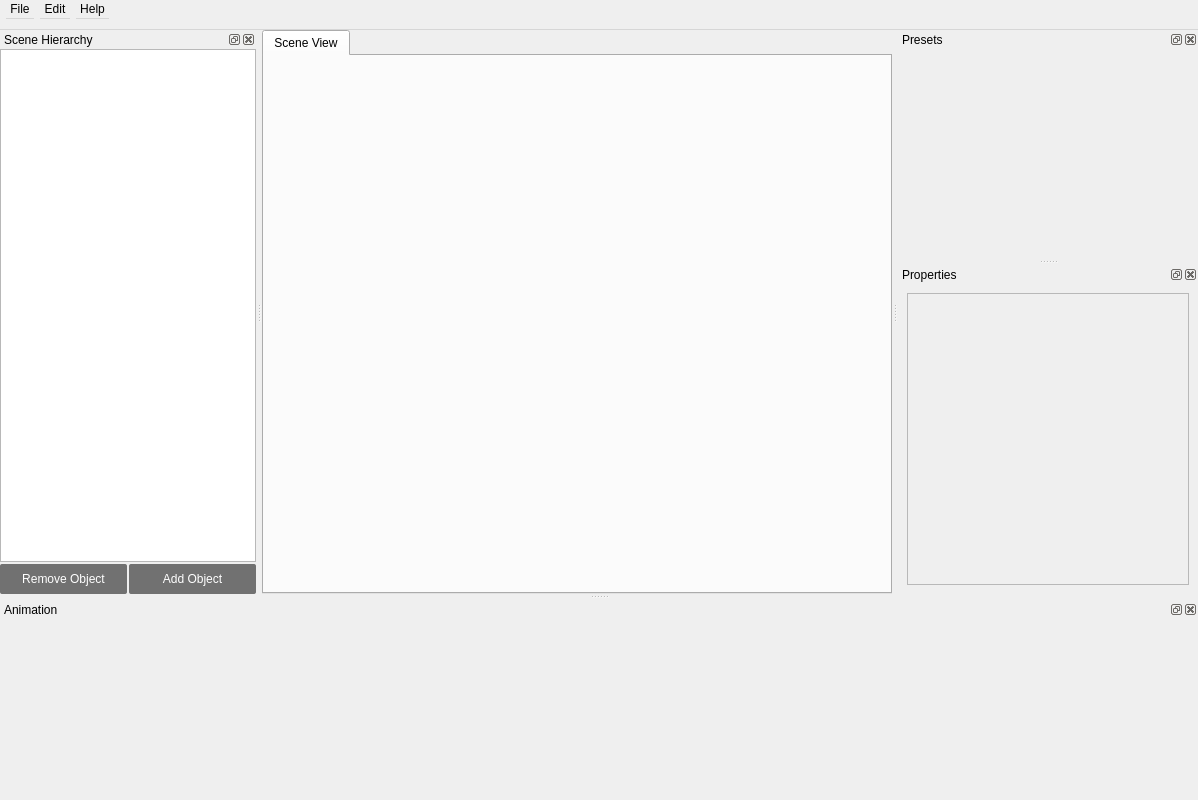
Before: the Qt Designer form src/newmainwindow.ui in jahshaka/Studio, drawn with Qt 5.
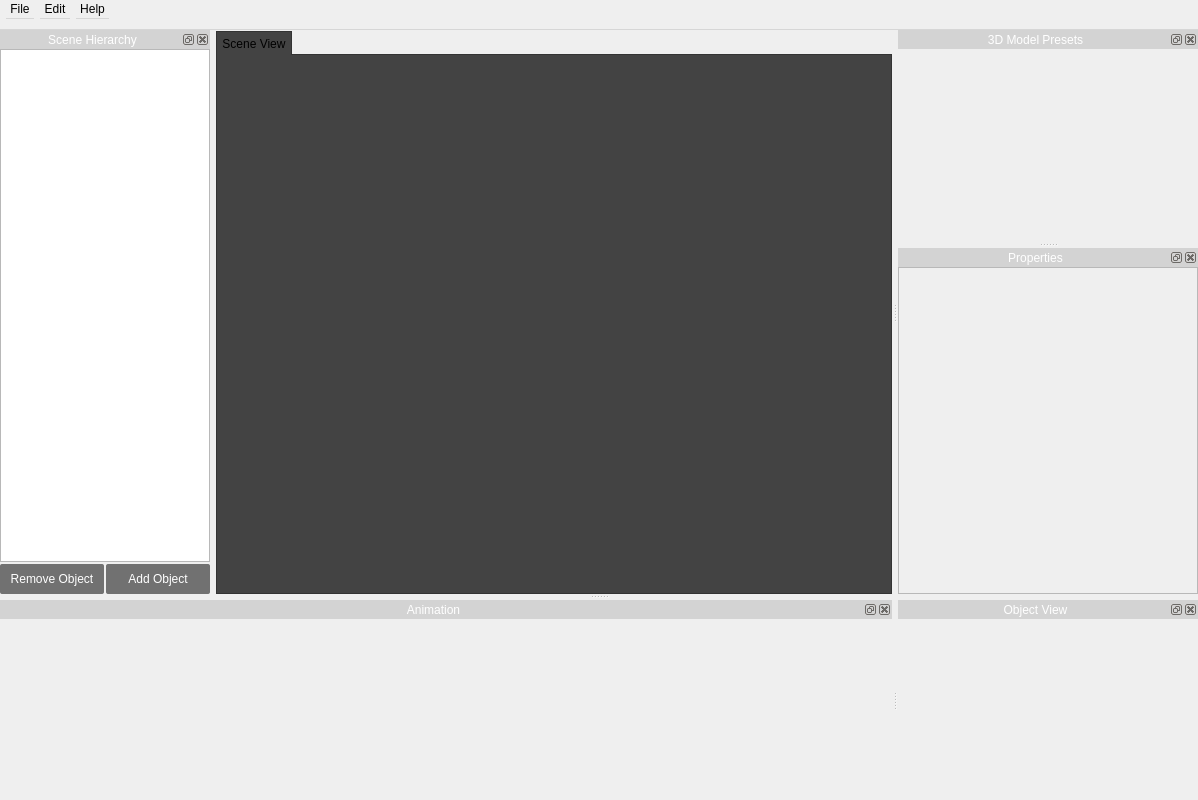
After: the same form once the commit is applied. Icons and pictures are not drawn. Custom widgets are drawn as their Qt base class.

What changed in the file:
```diff
--- a/src/newmainwindow.ui
+++ b/src/newmainwindow.ui
@@ -20,6 +20,110 @@
   <property name="windowOpacity">
    <double>1.000000000000000</double>
   </property>
+  <property name="styleSheet">
+   <string notr="true">/*
+*=======================================================================================
+* Defaut StyleSheet for All System WIdgets and Components
+* @Styled: Orane Campbell
+* JahshakaVR 1.0.0
+* Date: 10/27/2016
+*=======================================================================================
+*/
+
+QTabWidget::pane{
+    border: 1px solid #333333; top : -1px;
+	background:rgb(67, 67, 67);
+}
+
+QTabWidget::tab-bar {
+	background-color: rgb(54, 54, 54);
+   /* border-bottom: 1px soild #434343;*/
+}
+
+QTabBar::tab {
+	background-color:rgb(54, 54, 54);
+ 	border-bottom: 1px soild #333333;
+    min-width: 15ex;
+    min-height: 4ex;
+    padding: 6px;
+    min-width: 25ex;
+}
+
+QTabBar::tab:selected, QTabBar::tab:hover{
+    border: 1px solid #333333; bottom : -1px;
+	background-color:rgb(67, 67, 67);
+    border-bottom: 0px;
+    min-width: 8ex;
+    padding: 5px;
+    min-width: 20ex;
+}
+
+QTabBar::tab:selected {
+    border: 1px solid #333333; bottom : -1px;
+	background-color:rgb(67, 67, 67);
+    border-bottom: 0px;
+    min-width: 8ex;
+    padding: 5px;
+    min-width: 20ex;
+}
+
+QTabBar::tab:!selected {
+    margin-top: 2px; 
+}
+
+QDockWidget {
+	background-color: rgb(95, 95, 95);
+    border: 1px solid lightgray;
+    titlebar-close-icon: url(:/app/icons/delete.png);
+    titlebar-normal-icon: url(:/app/icons/expand-button.png);
+	color: rgb(255, 255, 255);
+}
+
+QDockWidget::title {
+	height: 100px;
+    text-align: center; /* align the text to the left */
+    background: lightgray;
+    padding-left: 5px 5px 5px 5pc;
+	color: rgb(255, 255, 255);
+	background-color: &quot;#313131&quot;;
+}
+
+QLabel {
+color: rgb(197, 197, 197);
+}
+
+QTextEdit {
+background-color: rgb(113, 113, 113);
+color: rgb(172, 172, 172);
+}
+
+QSlider::groove:horizontal {
+border: 1px solid #999999;
+height: 30px;
+}
+
+QSlider::handle:horizontal {
+width: 8px;
+ /*background-image: url(:/slider-knob.png);*/
+background: rgb(214, 214, 214);
+
+}
+
+QSlider::add-page:qlineargradient {
+background: #4c4c4c;
+border: 1px solid #4d4d4d;
+
+}
+
+QSlider::sub-page:qlineargradient{
+background: #4c4c4c;
+border: 1px solid #4d4d4d;
+}
+
+QSlider::handle:horizontal:hover {
+background-color: rgb(30, 144, 255);
+}</string>
+  </property>
   <property name="iconSize">
    <size>
     <width>30</width>
@@ -185,10 +289,16 @@
   <widget class="QDockWidget" name="sceneHierarchy">
    <property name="minimumSize">
     <size>
-     <width>200</width>
+     <width>210</width>
      <height>564</height>
     </size>
    </property>
+   <property name="maximumSize">
+    <size>
+     <width>210</width>
+     <height>524287</height>
+    </size>
+   </property>
    <property name="styleSheet">
     <string notr="true"/>
    </property>
@@ -448,14 +558,20 @@
    <property name="minimumSize">
     <size>
      <width>300</width>
-     <height>0</height>
+     <height>212</height>
+    </size>
+   </property>
+   <property name="maximumSize">
+    <size>
+     <width>524287</width>
+     <height>205</height>
     </size>
    </property>
    <property name="styleSheet">
     <string notr="true"/>
    </property>
    <property name="windowTitle">
-    <string>Presets</string>
+    <string>3D Model Presets</string>
    </property>
    <attribute name="dockWidgetArea">
     <number>2</number>
@@ -478,17 +594,17 @@
       <number>0</number>
      </property>
      <item>
-      <widget class="MaterialSets" name="materialpresets" native="true">
+      <widget class="ModelPresets" name="modelpresets" native="true">
        <property name="minimumSize">
         <size>
          <width>0</width>
-         <height>190</height>
+         <height>0</height>
         </size>
        </property>
        <property name="maximumSize">
         <size>
          <width>16777215</width>
-         <height>190</height>
+         <height>16777215</height>
         </size>
        </property>
       </widget>
@@ -499,7 +615,7 @@
   <widget class="QDockWidget" name="AnimationDock">
    <property name="minimumSize">
     <size>
-     <width>80</width>
+     <width>82</width>
      <height>200</height>
     </size>
    </property>
@@ -574,6 +690,18 @@
    </attribute>
    <widget class="QWidget" name="dockWidgetContents">
     <layout class="QGridLayout" name="gridLayout_3">
+     <property name="leftMargin">
+      <number>0</number>
+     </property>
+     <property name="topMargin">
+      <number>0</number>
+     </property>
+     <property name="rightMargin">
+      <number>0</number>
+     </property>
+     <property name="bottomMargin">
+      <number>0</number>
+     </property>
      <item row="0" column="0">
       <widget class="QScrollArea" name="Propertieswidget">
        <property name="minimumSize">
@@ -590,8 +718,8 @@
          <rect>
           <x>0</x>
           <y>0</y>
-          <width>280</width>
-          <height>258</height>
+          <width>298</width>
+          <height>321</height>
          </rect>
         </property>
        </widget>
@@ -600,6 +728,27 @@
     </layout>
    </widget>
   </widget>
+  <widget class="QDockWidget" name="dockWidget_2">
+   <property name="minimumSize">
+    <size>
+     <width>300</width>
+     <height>44</height>
+    </size>
+   </property>
+   <property name="maximumSize">
+    <size>
+     <width>300</width>
+     <height>524287</height>
+    </size>
+   </property>
+   <property name="windowTitle">
+    <string>Object View</string>
+   </property>
+   <attribute name="dockWidgetArea">
+    <number>8</number>
+   </attribute>
+   <widget class="QWidget" name="dockWidgetContents_2"/>
+  </widget>
   <action name="actionSave">
    <property name="icon">
     <iconset resource="../icons.qrc">
@@ -744,18 +893,18 @@
    <extends>QTreeWidget</extends>
    <header location="global">src/widgets/layertreewidget.h</header>
   </customwidget>
-  <customwidget>
-   <class>MaterialSets</class>
-   <extends>QWidget</extends>
-   <header>src/widgets/materialsets.h</header>
-   <container>1</container>
-  </customwidget>
   <customwidget>
    <class>AnimationWidget</class>
    <extends>QFrame</extends>
    <header>src/widgets/animationwidget.h</header>
    <container>1</container>
   </customwidget>
+  <customwidget>
+   <class>ModelPresets</class>
+   <extends>QWidget</extends>
+   <header>src/widgets/modelpresets.h</header>
+   <container>1</container>
+  </customwidget>
  </customwidgets>
  <resources>
   <include location="../icons.qrc"/>
```
Left out of the diff: 4 changed lines with no effect on the pictures.
